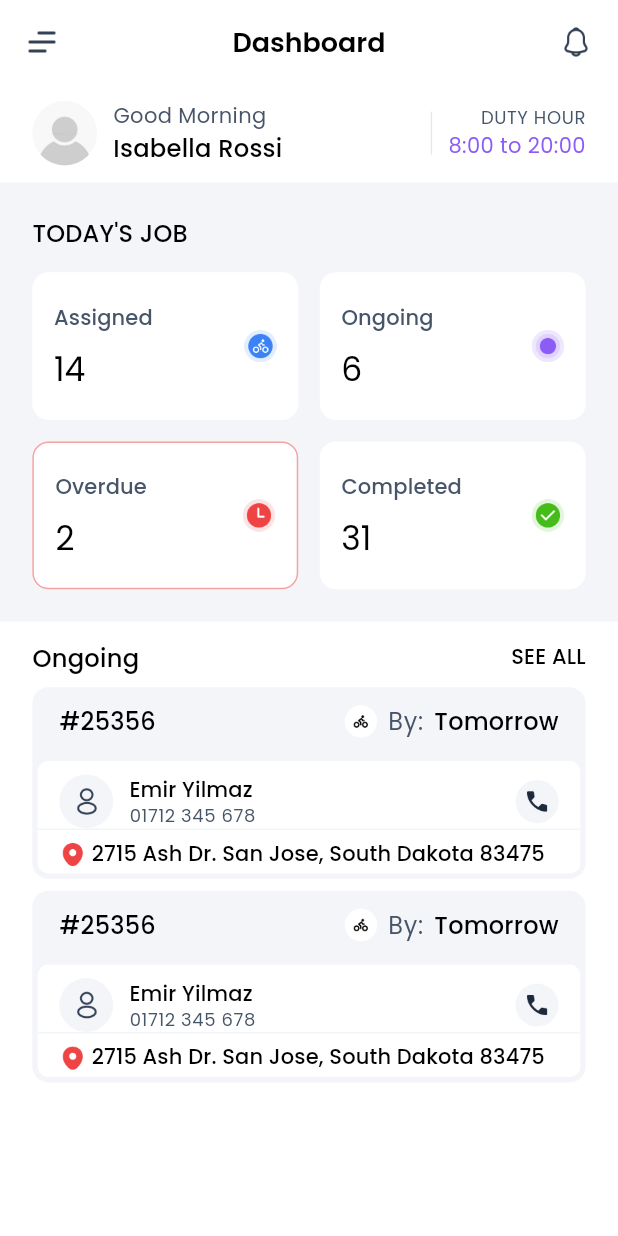
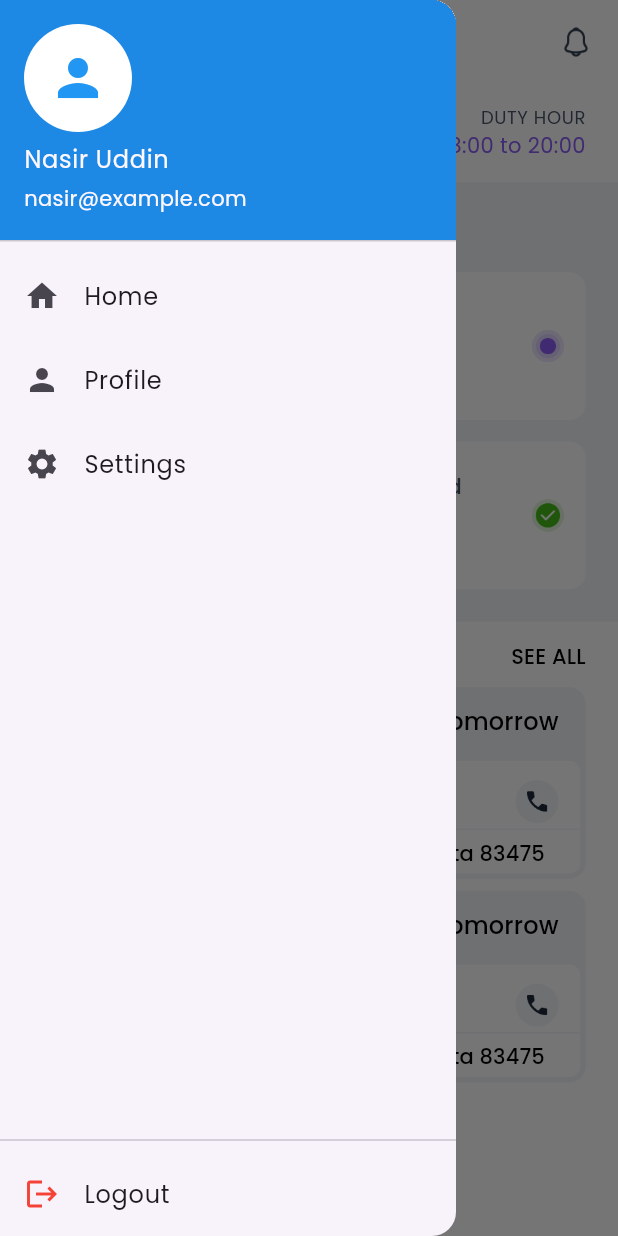
Before and after one commit to niloy000123/easy-commerce-driver, a Flutter app: the HomePage screen opened by its route, with the side drawer open (before the commit the screen has no drawer), on a phone screen of 412 x 824 dp. Run offline on Flutter 3.47's test engine with Material 3 defaults, Android fonts, the phone set to English and light mode, and no system bars; our stand-ins replace cached_network_image, dio, flutter_easyloading, flutter_riverpod, flutter_screenutil, flutter_svg and 8 more; accounts and stored records are empty.

Commit message:
add drawer

```diff
--- a/lib/features/home/view/home_page.dart
+++ b/lib/features/home/view/home_page.dart
@@ -1,4 +1,5 @@
 import 'package:simple_ecommerce_delivery_app/features/home/view/widget/custom_status_card.dart';
+import 'package:simple_ecommerce_delivery_app/features/home/view/widget/drawer.dart';
 import 'package:simple_ecommerce_delivery_app/features/home/view/widget/order_card.dart';
 
 import '../../../core/app_export.dart';
@@ -12,9 +13,12 @@ class HomePage extends StatefulWidget {
 }
 
 class _HomePageState extends State<HomePage> {
+  final GlobalKey<ScaffoldState> _scaffoldKey = GlobalKey<ScaffoldState>();
   @override
   Widget build(BuildContext context) {
     return Scaffold(
+      key: _scaffoldKey,
+      drawer: CustomDrawer(),
       appBar: AppBar(
         backgroundColor: colors().scaffoldBackgroundColor,
         centerTitle: true,
@@ -27,6 +31,7 @@ class _HomePageState extends State<HomePage> {
               imagePath: Assets.icons.menu.path,
               height: 24.w,
               width: 24.w,
+              onTap: () => _scaffoldKey.currentState?.openDrawer(),
             ),
           ],
         ),
--- /dev/null
+++ b/lib/features/home/view/widget/drawer.dart
@@ -0,0 +1,57 @@
+import 'package:flutter/material.dart';
+
+class CustomDrawer extends StatelessWidget {
+  const CustomDrawer({super.key});
+
+  @override
+  Widget build(BuildContext context) {
+    return Drawer(
+      child: Column(
+        children: [
+          UserAccountsDrawerHeader(
+            accountName: const Text('Nasir Uddin'),
+            accountEmail: const Text('nasir@example.com'),
+            currentAccountPicture: const CircleAvatar(
+              backgroundColor: Colors.white,
+              child: Icon(Icons.person, size: 40, color: Colors.blue),
+            ),
+            decoration: BoxDecoration(color: Colors.blue.shade600),
+          ),
+          ListTile(
+            leading: const Icon(Icons.home),
+            title: const Text('Home'),
+            onTap: () {
+              Navigator.pop(context); // close drawer
+            },
+          ),
+          ListTile(
+            leading: const Icon(Icons.person),
+            title: const Text('Profile'),
+            onTap: () {
+              Navigator.pop(context);
+            },
+          ),
+          ListTile(
+            leading: const Icon(Icons.settings),
+            title: const Text('Settings'),
+            onTap: () {
+              Navigator.pop(context);
+            },
+          ),
+          const Spacer(),
+          const Divider(),
+          ListTile(
+            leading: const Icon(Icons.logout, color: Colors.red),
+            title: const Text('Logout'),
+            onTap: () {
+              Navigator.pop(context);
+              ScaffoldMessenger.of(
+                context,
+              ).showSnackBar(const SnackBar(content: Text('Logged out')));
+            },
+          ),
+        ],
+      ),
+    );
+  }
+}
```
